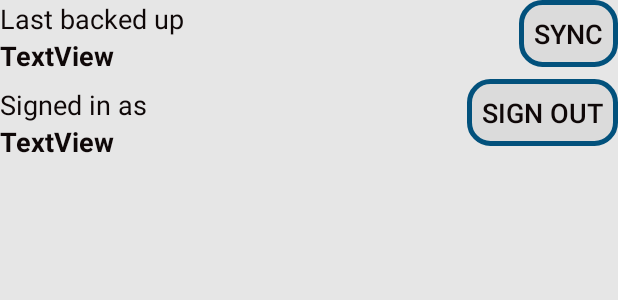
After one commit to falkenum/wellness-tracker, an Android app: the layout view_drawer_header.xml on its own in the app's theme, with its tools: preview values and no code run, on a phone screen of 412 x 824 dp. The commit adds this screen. Shown: the top 300 px of the screen. Run offline under Robolectric (Android 15) with nearby library versions, the light colour scheme and no system bars.

Commit message:
fixed bug but now I don't like the stuff in the drawer

```diff
--- /dev/null
+++ b/app/src/main/res/layout/view_drawer_header.xml
@@ -0,0 +1,62 @@
+<?xml version="1.0" encoding="utf-8"?>
+<androidx.constraintlayout.widget.ConstraintLayout
+    xmlns:android="http://schemas.android.com/apk/res/android"
+    xmlns:app="http://schemas.android.com/apk/res-auto"
+    android:layout_width="match_parent"
+    android:layout_height="wrap_content">
+
+
+<TextView
+        android:id="@+id/textView5"
+        android:layout_width="wrap_content"
+        android:layout_height="wrap_content"
+        android:text="Last backed up"
+        app:layout_constraintStart_toStartOf="parent"
+        app:layout_constraintTop_toTopOf="parent" />
+
+<TextView
+        android:id="@+id/textView7"
+        android:layout_width="wrap_content"
+        android:layout_height="wrap_content"
+        android:text="TextView"
+        android:textStyle="bold"
+        app:layout_constraintStart_toStartOf="parent"
+        app:layout_constraintTop_toBottomOf="@+id/textView5" />
+
+
+<TextView
+        android:id="@+id/textView"
+        android:layout_width="wrap_content"
+        android:layout_height="wrap_content"
+        android:layout_marginTop="8dp"
+        android:text="Signed in as "
+        app:layout_constraintStart_toStartOf="parent"
+        app:layout_constraintTop_toBottomOf="@+id/textView7" />
+
+<TextView
+        android:id="@+id/signedInUser"
+        android:layout_width="wrap_content"
+        android:layout_height="wrap_content"
+        android:text="TextView"
+        android:textStyle="bold"
+        app:layout_constraintStart_toStartOf="parent"
+        app:layout_constraintTop_toBottomOf="@+id/textView" />
+
+<Button
+        android:id="@+id/syncButton"
+        android:layout_width="wrap_content"
+        android:layout_height="wrap_content"
+        android:text="Sync"
+        app:layout_constraintEnd_toEndOf="parent"
+        app:layout_constraintTop_toTopOf="parent" />
+
+<Button
+        android:id="@+id/signInOutButton"
+        android:layout_width="wrap_content"
+        android:layout_height="wrap_content"
+        android:layout_marginTop="8dp"
+        android:text="sign out"
+        app:layout_constraintEnd_toEndOf="parent"
+        app:layout_constraintTop_toBottomOf="@id/syncButton" />
+
+</androidx.constraintlayout.widget.ConstraintLayout>
--- a/app/src/main/res/values/styles.xml
+++ b/app/src/main/res/values/styles.xml
@@ -9,6 +9,7 @@
         <item name="android:buttonStyle">@style/button</item>
         <item name="android:textViewStyle">@style/text</item>
         <item name="android:textAppearance">@style/text</item>
+        <item name="android:colorBackground">@color/appBackground</item>
 
     </style>
 
```
Also changed, not shown: app/build.gradle (+6 -6 lines), app/src/main/java/com/sjfalken/wellnesstracker/MainActivity.kt (+15 -14 lines), app/src/main/res/layout/activity_main.xml (+2 -71 lines).
